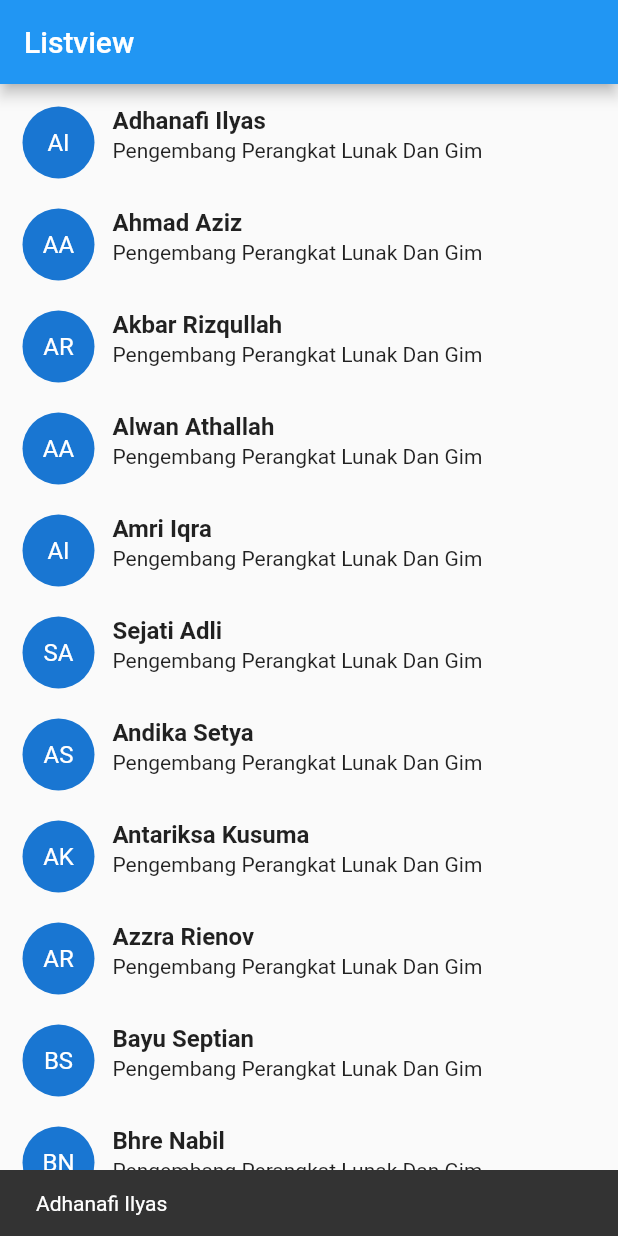
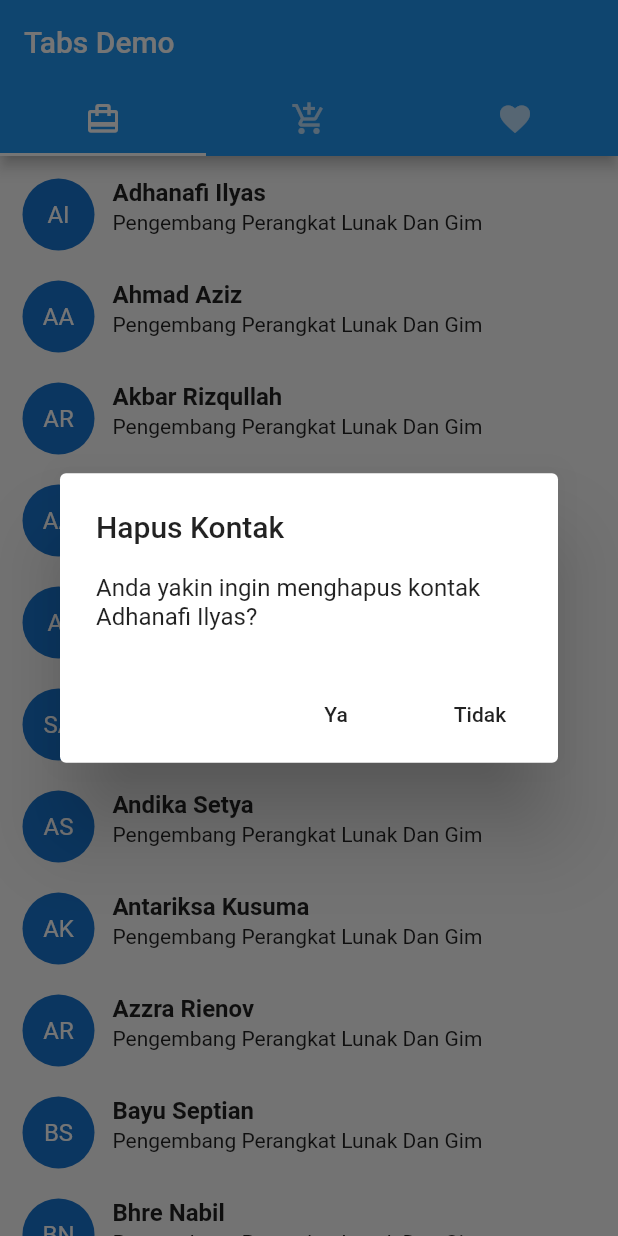
Before and after one commit to AgungPradana08/list, a Flutter app: the screen it shows after launch, after a tap on "AI", on a phone screen of 412 x 824 dp. Run offline on Flutter 3.47's test engine with Material 2 defaults, Android fonts, the phone set to English and light mode, and no system bars.

Commit message:
[RAP] add tabbar and navbar and delete

```diff
--- /dev/null
+++ b/lib/TabbarExample.dart
@@ -0,0 +1,64 @@
+import 'package:flutter/material.dart';
+import 'package:list/listview.dart';
+
+class TabbarExample extends StatefulWidget {
+  const TabbarExample({Key? key}) : super(key: key);
+
+  @override
+  State<TabbarExample> createState() => _TabbarExampleState();
+}
+
+class _TabbarExampleState extends State<TabbarExample>
+    with SingleTickerProviderStateMixin {
+  late TabController _controller;
+  int _selectedIndex = 0;
+
+  List<Widget> list = [
+    Tab(icon: Icon(Icons.card_travel)),
+    Tab(icon: Icon(Icons.add_shopping_cart)),
+    Tab(icon: Icon(Icons.favorite)),
+  ];
+
+  @override
+  void initState() {
+    // TODO: implement initState
+    super.initState();
+    _controller = TabController(length: list.length, vsync: this);
+
+    _controller.addListener(() {
+      setState(() {
+        _selectedIndex = _controller.index;
+      });
+      print("Selected Index: " + _controller.index.toString());
+    });
+  }
+
+  @override
+  Widget build(BuildContext context) {
+    return MaterialApp(
+      home: Scaffold(
+        appBar: AppBar(
+          bottom: TabBar(
+            onTap: (value) {},
+            controller: _controller,
+            tabs: list,
+          ),
+          title: Text('Tabs Demo'),
+        ),
+        body: TabBarView(controller: _controller, children: [
+          listview(),
+          Center(
+              child: Text(
+            _selectedIndex.toString(),
+            style: TextStyle(fontSize: 40),
+          )),
+          Center(
+              child: Text(
+            _selectedIndex.toString(),
+            style: TextStyle(fontSize: 40),
+          )),
+        ]),
+      ),
+    );
+  }
+}
--- a/lib/listview.dart
+++ b/lib/listview.dart
@@ -1,7 +1,5 @@
 import 'package:flutter/material.dart';
 import 'package:list/NameModel.dart';
-
-
 
 class listview extends StatefulWidget {
   const listview({Key? key}) : super(key: key);
@@ -11,7 +9,6 @@ class listview extends StatefulWidget {
 }
 
 class _listviewState extends State<listview> {
-
   List<NameModel> data = [
     NameModel("Adhanafi Ilyas", "AI", "Pengembang Perangkat Lunak Dan Gim"),
     NameModel("Ahmad Aziz", "AA", "Pengembang Perangkat Lunak Dan Gim"),
@@ -33,7 +30,7 @@ class _listviewState extends State<listview> {
     NameModel("Hibatullah Fawwaz", "HF", "Pengembang Perangkat Lunak Dan Gim"),
   ];
 
-  Widget avatar(int index){
+  Widget avatar(int index) {
     return CircleAvatar(
       radius: 24,
       child: Text(
@@ -42,8 +39,10 @@ class _listviewState extends State<listview> {
       ),
     );
   }
-  Widget textData(int index){
-    return Expanded(child: Container(
+
+  Widget textData(int index) {
+    return Expanded(
+        child: Container(
       margin: EdgeInsets.only(left: 12),
       child: Column(
         crossAxisAlignment: CrossAxisAlignment.stretch,
@@ -51,8 +50,7 @@ class _listviewState extends State<listview> {
         children: <Widget>[
           Text(
             data[index].name,
-            style: TextStyle(fontSize: 16,
-                fontWeight: FontWeight.w600),
+            style: TextStyle(fontSize: 16, fontWeight: FontWeight.w600),
           ),
           Container(
             margin: EdgeInsets.only(top: 2),
@@ -66,19 +64,36 @@ class _listviewState extends State<listview> {
   @override
   Widget build(BuildContext context) {
     return Scaffold(
-      appBar: AppBar(title: Text("Listview"),),
+      // appBar: AppBar(title: Text("Listview"),),
       body: ListView.builder(
         padding: EdgeInsets.all(5),
         itemCount: data.length,
         itemBuilder: (buildContext, index) {
           return GestureDetector(
-            onTap: (){
-              //snackbar
-                ScaffoldMessenger.of(context).showSnackBar(SnackBar(
-                  content: Text("${data[index].name}"),
-                  duration: Duration(seconds: 2),
-                ));
-            },
+            onTap: () => showDialog(
+                context: context,
+                builder: (BuildContext context) => AlertDialog(
+                      title: Text("Hapus Kontak"),
+                      content: Text(
+                          "Anda yakin ingin menghapus kontak ${data[index].name}?"),
+                      actions: <Widget>[
+                        FlatButton(
+                          child: Text("Ya"),
+                          onPressed: () {
+                            setState(() {
+                              data.removeAt(index);
+                            });
+                            Navigator.pop(context);
+                          },
+                        ),
+                        FlatButton(
+                          child: Text("Tidak"),
+                          onPressed: () {
+                            Navigator.pop(context);
+                          },
+                        ),
+                      ],
+                    )),
             child: Container(
               margin: EdgeInsets.all(10),
               child: Row(
--- a/lib/main.dart
+++ b/lib/main.dart
@@ -1,4 +1,5 @@
 import 'package:flutter/material.dart';
+import 'package:list/TabbarExample.dart';
 import 'package:list/listview.dart';
 
 
@@ -26,7 +27,7 @@ class MyApp extends StatelessWidget {
         // is not restarted.
         primarySwatch: Colors.blue,
       ),
-      home: const listview(),
+      home: const TabbarExample(),
     );
   }
 }
```
